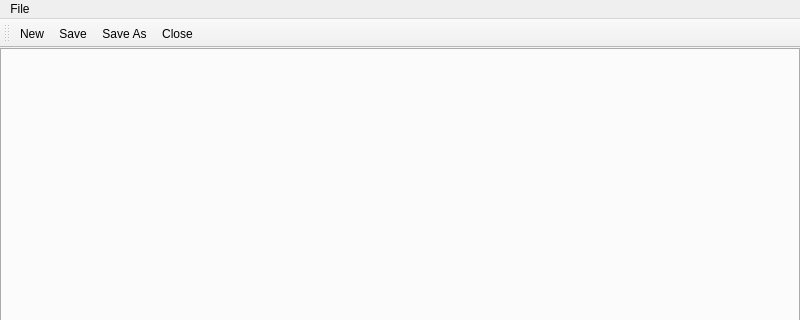
Qt form notepad.ui (victorbnl/notepad-sharp) before a commit; both pictures show x 0 to 800 and y 0 to 320 of the 800 by 600 pixel window.
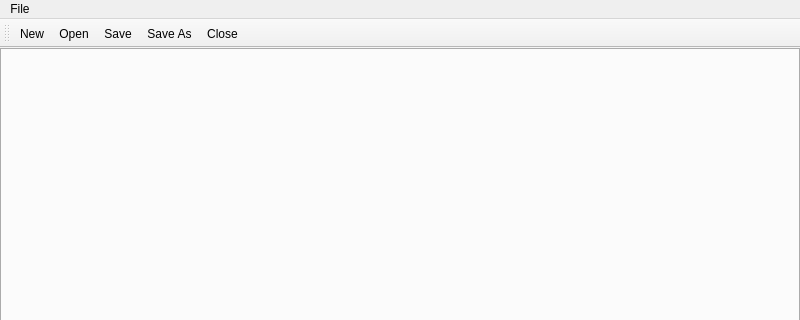
The same form after that commit. Custom widgets are drawn as their Qt base class.

What changed in the file:
```diff
--- a/notepad.ui
+++ b/notepad.ui
@@ -64,6 +64,7 @@
     <bool>false</bool>
    </attribute>
    <addaction name="actionNew"/>
+   <addaction name="actionOpen"/>
    <addaction name="actionSave"/>
    <addaction name="actionSaveAs"/>
    <addaction name="actionClose"/>
@@ -100,6 +101,14 @@
     <string>Ctrl+W</string>
    </property>
   </action>
+  <action name="actionOpen">
+   <property name="text">
+    <string>Open</string>
+   </property>
+   <property name="shortcut">
+    <string>Ctrl+O</string>
+   </property>
+  </action>
  </widget>
  <customwidgets>
   <customwidget>
```
Left out of the diff: 18 changed lines with no effect on the pictures.
